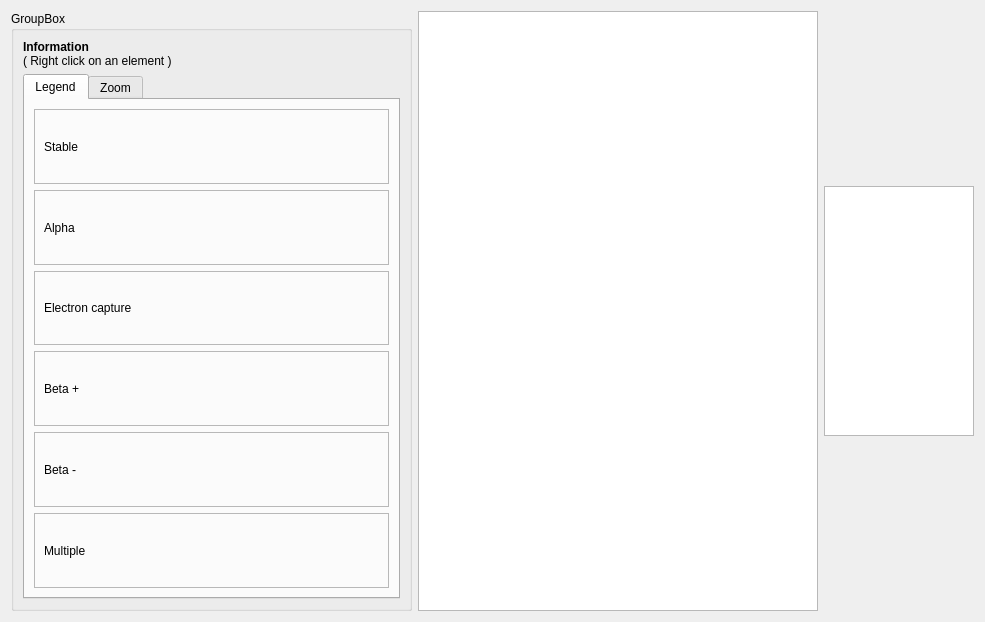
Above: src/isotopedialog.ui from KDE/kalzium before the change. Below: the same form after it.
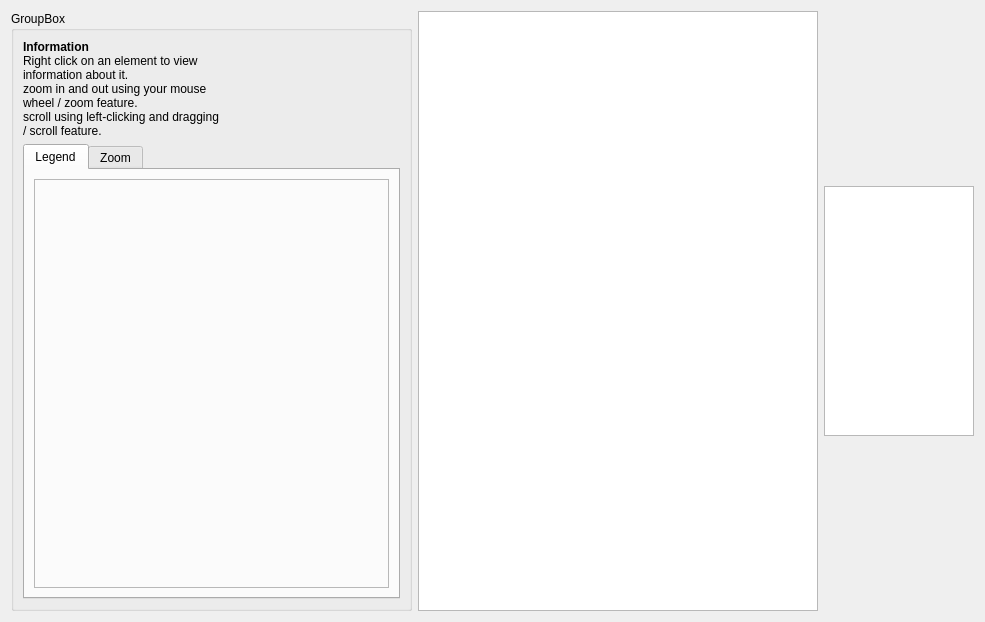
That is the form after the change. Custom widgets are drawn as their Qt base class.

Commit message: This patch will fix the legend of the nuclideboard.

The edit to the form file:
```diff
--- a/src/isotopedialog.ui
+++ b/src/isotopedialog.ui
@@ -36,7 +36,9 @@
 p, li { white-space: pre-wrap; }
 &lt;/style>&lt;/head>&lt;body style=" font-family:'DejaVu Sans'; font-size:9pt; font-weight:400; font-style:normal;">
 &lt;p style=" margin-top:0px; margin-bottom:0px; margin-left:0px; margin-right:0px; -qt-block-indent:0; text-indent:0px;">&lt;span style=" font-weight:600;">Information&lt;/span>&lt;/p>
-&lt;p style=" margin-top:0px; margin-bottom:0px; margin-left:0px; margin-right:0px; -qt-block-indent:0; text-indent:0px; font-weight:600;">&lt;span style=" font-weight:400;">( Right click on an element )&lt;/span>&lt;/p>&lt;/body>&lt;/html></string>
+&lt;p style=" margin-top:0px; margin-bottom:0px; margin-left:0px; margin-right:0px; -qt-block-indent:0; text-indent:0px; font-weight:600;">&lt;span style=" font-weight:400;">Right click on an element to view information about it.&lt;/span>&lt;/p>
+&lt;p style=" margin-top:0px; margin-bottom:0px; margin-left:0px; margin-right:0px; -qt-block-indent:0; text-indent:0px;">zoom in and out using your mouse wheel / zoom feature.&lt;/p>
+&lt;p style=" margin-top:0px; margin-bottom:0px; margin-left:0px; margin-right:0px; -qt-block-indent:0; text-indent:0px;">scroll using left-clicking and dragging / scroll feature.&lt;/p>&lt;/body>&lt;/html></string>
         </property>
         <property name="textFormat" >
          <enum>Qt::RichText</enum>
@@ -67,134 +69,6 @@
             <property name="frameShadow" >
              <enum>QFrame::Raised</enum>
             </property>
-            <layout class="QHBoxLayout" name="horizontalLayout" >
-             <item>
-              <widget class="QLabel" name="label_4" >
-               <property name="text" >
-                <string>Stable</string>
-               </property>
-              </widget>
-             </item>
-             <item>
-              <widget class="KColorPatch" name="kcolorpatch" />
-             </item>
-            </layout>
-            <zorder>label_4</zorder>
-            <zorder>kcolorpatch</zorder>
-            <zorder>kbuttongroup</zorder>
-            <zorder>kcolorpatch</zorder>
-            <zorder>kanimatedbutton</zorder>
-            <zorder>kcolorpatch</zorder>
-           </widget>
-          </item>
-          <item row="2" column="0" colspan="2" >
-           <widget class="QFrame" name="frame_5" >
-            <property name="frameShape" >
-             <enum>QFrame::StyledPanel</enum>
-            </property>
-            <property name="frameShadow" >
-             <enum>QFrame::Raised</enum>
-            </property>
-            <layout class="QHBoxLayout" name="horizontalLayout_3" >
-             <item>
-              <widget class="QLabel" name="label_10" >
-               <property name="text" >
-                <string>Electron capture</string>
-               </property>
-              </widget>
-             </item>
-             <item>
-              <widget class="KColorPatch" name="kcolorpatch_3" />
-             </item>
-            </layout>
-           </widget>
-          </item>
-          <item row="3" column="0" colspan="2" >
-           <widget class="QFrame" name="frame_6" >
-            <property name="frameShape" >
-             <enum>QFrame::StyledPanel</enum>
-            </property>
-            <property name="frameShadow" >
-             <enum>QFrame::Raised</enum>
-            </property>
-            <layout class="QHBoxLayout" name="horizontalLayout_4" >
-             <item>
-              <widget class="QLabel" name="label_11" >
-               <property name="text" >
-                <string>Beta +</string>
-               </property>
-              </widget>
-             </item>
-             <item>
-              <widget class="KColorPatch" name="kcolorpatch_4" />
-             </item>
-            </layout>
-           </widget>
-          </item>
-          <item row="5" column="0" colspan="2" >
-           <widget class="QFrame" name="frame_8" >
-            <property name="frameShape" >
-             <enum>QFrame::StyledPanel</enum>
-            </property>
-            <property name="frameShadow" >
-             <enum>QFrame::Raised</enum>
-            </property>
-            <layout class="QHBoxLayout" name="horizontalLayout_6" >
-             <item>
-              <widget class="QLabel" name="label_13" >
-               <property name="text" >
-                <string>Multiple</string>
-               </property>
-              </widget>
-             </item>
-             <item>
-              <widget class="KColorPatch" name="kcolorpatch_6" />
-             </item>
-            </layout>
-           </widget>
-          </item>
-          <item row="1" column="0" colspan="2" >
-           <widget class="QFrame" name="frame_4" >
-            <property name="frameShape" >
-             <enum>QFrame::StyledPanel</enum>
-            </property>
-            <property name="frameShadow" >
-             <enum>QFrame::Raised</enum>
-            </property>
-            <layout class="QHBoxLayout" name="horizontalLayout_2" >
-             <item>
-              <widget class="QLabel" name="label_9" >
-               <property name="text" >
-                <string>Alpha</string>
-               </property>
-              </widget>
-             </item>
-             <item>
-              <widget class="KColorPatch" name="kcolorpatch_2" />
-             </item>
-            </layout>
-           </widget>
-          </item>
-          <item row="4" column="0" colspan="2" >
-           <widget class="QFrame" name="frame_7" >
-            <property name="frameShape" >
-             <enum>QFrame::StyledPanel</enum>
-            </property>
-            <property name="frameShadow" >
-             <enum>QFrame::Raised</enum>
-            </property>
-            <layout class="QHBoxLayout" name="horizontalLayout_5" >
-             <item>
-              <widget class="QLabel" name="label_12" >
-               <property name="text" >
-                <string>Beta -</string>
-               </property>
-              </widget>
-             </item>
-             <item>
-              <widget class="KColorPatch" name="kcolorpatch_5" />
-             </item>
-            </layout>
            </widget>
           </item>
          </layout>
@@ -272,11 +146,6 @@
   </layout>
  </widget>
  <customwidgets>
-  <customwidget>
-   <class>KColorPatch</class>
-   <extends>QFrame</extends>
-   <header>kcolordialog.h</header>
-  </customwidget>
   <customwidget>
    <class>IsotopeView</class>
    <extends>QGraphicsView</extends>
```
Left out of the diff: 2 changed lines with no effect on the pictures. The commit also changes 1 other file.
